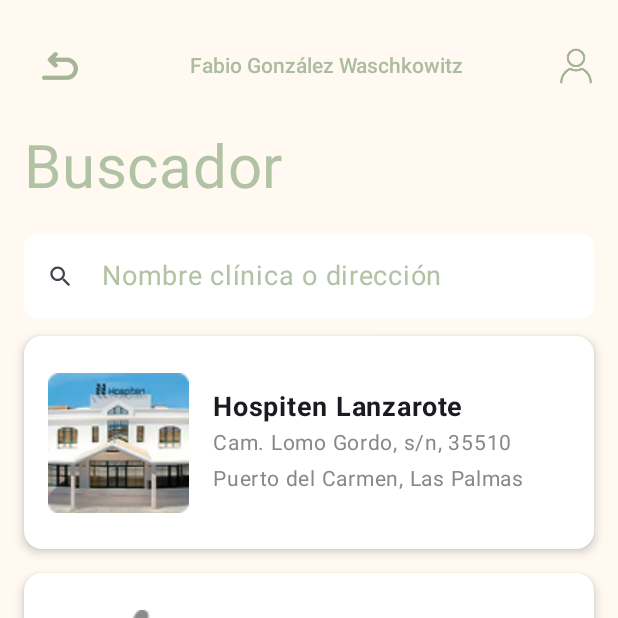
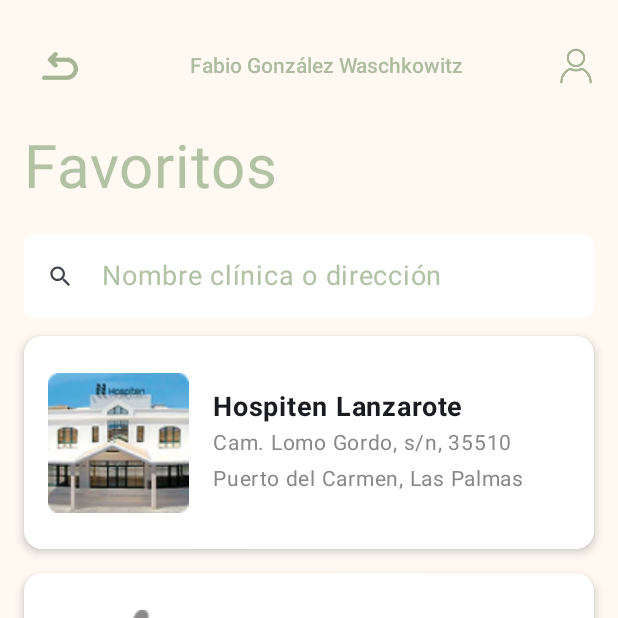
Before and after one commit to FabioGonzalez2005/FabioProyectoFinal, an Android app built with Jetpack Compose: the screen it shows after launch (MainActivity), after a tap on "Favoritos", on a phone screen of 412 x 824 dp, the top half of it. Run offline under Robolectric (Android 15) with nearby library versions, the phone set to English and light mode, and no system bars.

Commit message:
Creamos la navegación para la pantalla de favoritos en el BottomBar

```diff
--- a/frontend/app/src/main/java/com/example/fabioproyectofinal/model/navigation/AppNavigation.kt
+++ b/frontend/app/src/main/java/com/example/fabioproyectofinal/model/navigation/AppNavigation.kt
@@ -7,6 +7,7 @@ import androidx.navigation.compose.NavHost
 import androidx.navigation.compose.composable
 import com.example.fabioproyectofinal.view.screens.MainScreenApp
 import com.example.fabioproyectofinal.view.screens.ClinicDetailScreen
+import com.example.fabioproyectofinal.view.screens.FavouritesScreen
 
 @Composable
 fun AppNavigation(navController: NavHostController, modifier: Modifier = Modifier) {
@@ -18,5 +19,8 @@ fun AppNavigation(navController: NavHostController, modifier: Modifier = Modifie
             val clinicId = backStackEntry.arguments?.getString("clinicId")?.toIntOrNull()
             ClinicDetailScreen(navController)
         }
+        composable("favourites_screen") {
+            FavouritesScreen(navController)
+        }
     }
 }
--- a/frontend/app/src/main/java/com/example/fabioproyectofinal/model/navigation/Screens.kt
+++ b/frontend/app/src/main/java/com/example/fabioproyectofinal/model/navigation/Screens.kt
@@ -3,5 +3,6 @@ package com.example.fabioproyectofinal.model.navigation
 sealed class AppScreens(val route: String) {
     // Pantallas
     object MainScreenApp: AppScreens("main")
+    object FavouritesScreen: AppScreens("favourites_screen")
     object ClinicDetailScreen: AppScreens("clinic_screen")
 }
--- a/frontend/app/src/main/java/com/example/fabioproyectofinal/view/components/BottomBar.kt
+++ b/frontend/app/src/main/java/com/example/fabioproyectofinal/view/components/BottomBar.kt
@@ -52,7 +52,7 @@ fun BottomBar(navController: NavHostController) {
                 verticalAlignment = Alignment.CenterVertically
             ) {
                 // Botón favoritos
-                IconButton(onClick = {}) {
+                IconButton(onClick = { navController.navigate(route = AppScreens.FavouritesScreen.route)}) {
                     Icon(Icons.Default.FavoriteBorder, contentDescription = "Favoritos", modifier = Modifier.size(32.dp), tint = Color.White)
                 }
                 // Botón home
```
